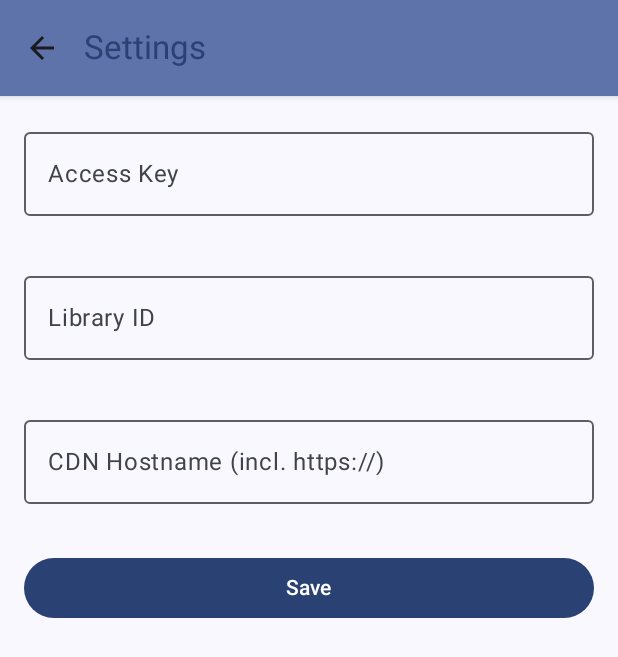
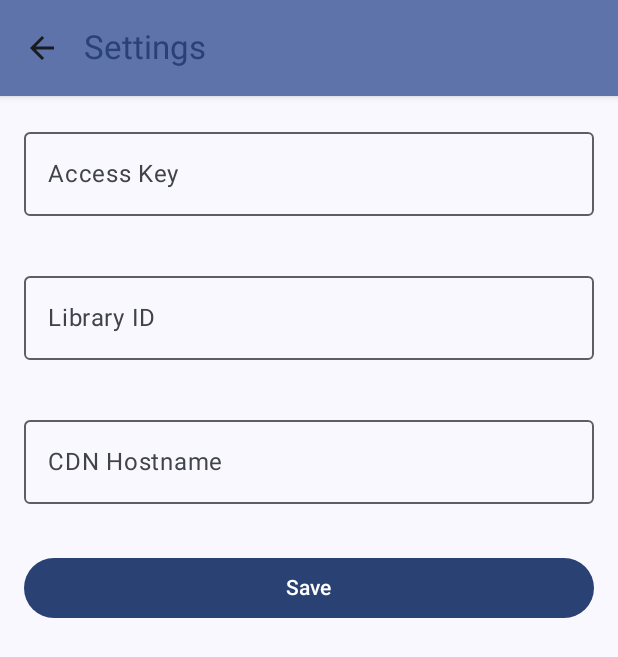
Before and after one commit to Solamente0/bunny-stream-android, an Android app built with Jetpack Compose: the @Preview function SettingsScreenPreview, on a phone screen of 412 x 824 dp. Shown: the top 657 px of the screen. Run offline under Robolectric (Android 15) with nearby library versions, the phone set to English and light mode, and no system bars.

Commit message:
Allow entering CDN Hostname without https prefix

```diff
--- a/app/src/main/res/values/strings.xml
+++ b/app/src/main/res/values/strings.xml
@@ -16,7 +16,7 @@
     <string name="dialog_button_delete">Delete</string>
     <string name="dialog_button_cancel">Cancel</string>
     <string name="label_no_videos">No videos</string>
-    <string name="hint_cdn_hostname">CDN Hostname (incl. https://)</string>
+    <string name="hint_cdn_hostname">CDN Hostname</string>
     <string name="camera_and_mic_permissions_required">Camera and Microphone permissions are required</string>
     <string name="button_open_settings">Open settings</string>
     <string name="dialog_title_streaming_active">Streaming in progress</string>
--- a/sdk/src/main/java/net/bunnystream/androidsdk/BunnyStreamSdk.kt
+++ b/sdk/src/main/java/net/bunnystream/androidsdk/BunnyStreamSdk.kt
@@ -36,7 +36,11 @@ class BunnyStreamSdk private constructor(
                 accessKey,
             )
 
-            this.cdnHostname = cdnHostname
+            this.cdnHostname = if(cdnHostname.startsWith("http://") || cdnHostname.startsWith("https://")){
+                cdnHostname
+            } else {
+                "https://$cdnHostname"
+            }
             this.libraryId = libraryId
             ApiClient.apiKey["AccessKey"] = accessKey
         }
```
Also changed, not shown: app/src/main/java/net/bunnystream/android/library/LibraryViewModel.kt (+5 -4 lines).
